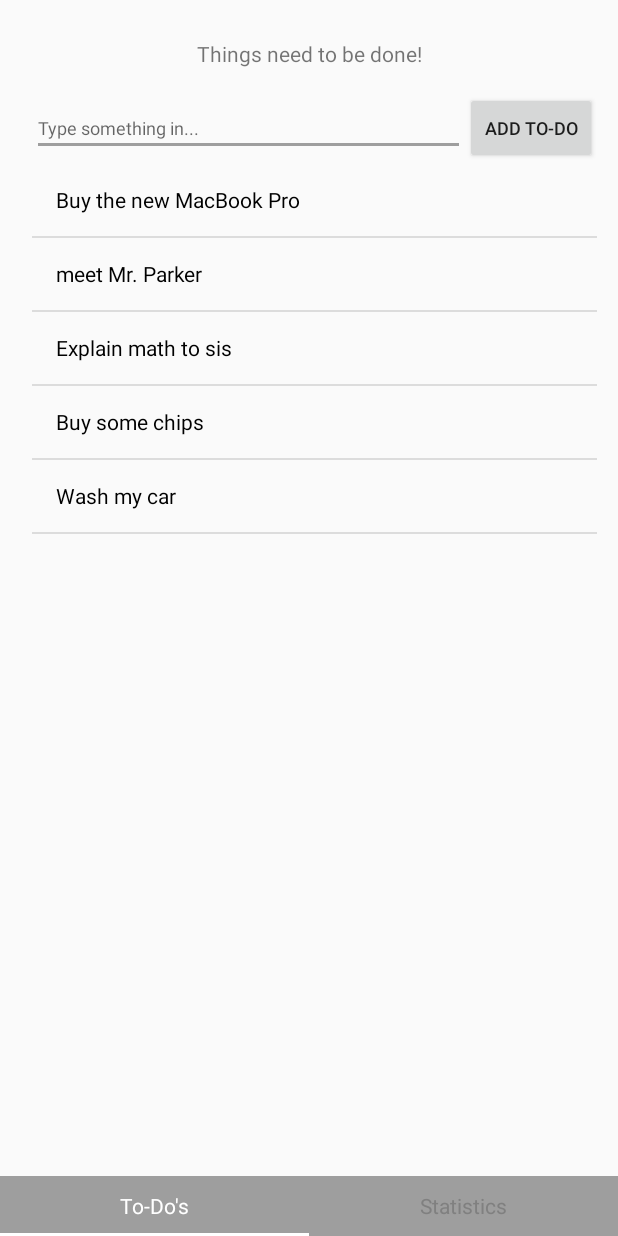
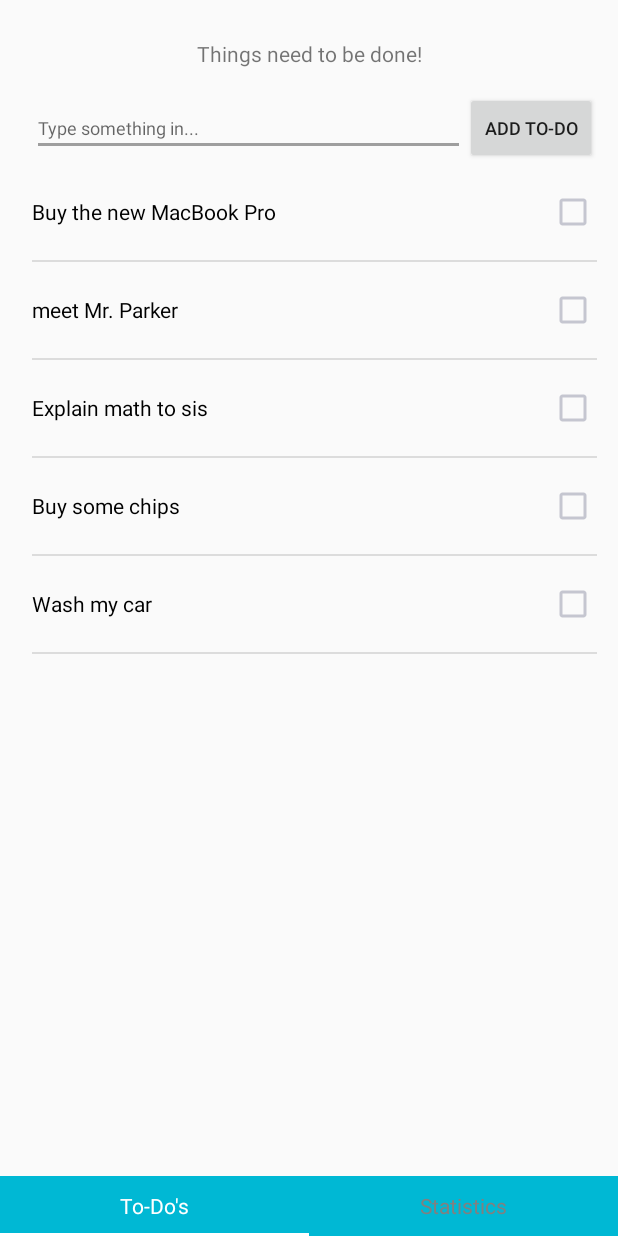
Before and after one commit to tran1013/ToDo-Android-Prototype, an Android app: the screen it shows after launch (MainActivity), after a tap on "ADD TO-DO", on a phone screen of 412 x 824 dp. Run offline under Robolectric (Android 15) with nearby library versions, the phone set to English and light mode, and no system bars; libraries missing offline, so code that uses them is left out: com.github.mikephil.charting; 15 statements that could not run were skipped.

```diff
--- a/app/src/main/java/com/example/duc/todoapp/Fragment/StatisticsFragment.java
+++ b/app/src/main/java/com/example/duc/todoapp/Fragment/StatisticsFragment.java
@@ -31,16 +31,14 @@ public class StatisticsFragment extends Fragment {
         PieChart chart = (PieChart) view.findViewById(R.id.pieChartView);
 
         ArrayList<Entry> entries = new ArrayList<>();
-        entries.add(new Entry(30, 0));
-        entries.add(new Entry(70, 1));
-
+        entries.add(new Entry(10, 0));
+        entries.add(new Entry(90, 1));
 
         PieDataSet dataset = new PieDataSet(entries, "");
 
         ArrayList<String> labels = new ArrayList<String>();
         labels.add("Done");
         labels.add("Undone");
-
 
         PieData data = new PieData(labels, dataset);
         dataset.setColors(ColorTemplate.COLORFUL_COLORS); //
@@ -55,12 +53,11 @@ public class StatisticsFragment extends Fragment {
         return view;
     }
 
-    public void setLabels(View view, ArrayList<Entry> entries)
-    {
+    public void setLabels(View view, ArrayList<Entry> entries) {
         TextView doneLabel = (TextView) view.findViewById(R.id.donePercTextView);
-        doneLabel.setText("blabla");
+        doneLabel.setText(Float.toString(entries.get(0).getVal()) + "%");
 
         TextView undoneLabel = (TextView) view.findViewById(R.id.undonePercTextView);
-        undoneLabel.setText("huhu");
+        undoneLabel.setText(Float.toString(entries.get(1).getVal()) + "%");
     }
 }
--- a/app/src/main/java/com/example/duc/todoapp/Fragment/ToDoListFragment.java
+++ b/app/src/main/java/com/example/duc/todoapp/Fragment/ToDoListFragment.java
@@ -6,6 +6,7 @@ import android.support.v4.app.Fragment;
 import android.os.Bundle;
 import android.support.annotation.Nullable;
 import android.support.v7.app.AlertDialog;
+import android.view.Gravity;
 import android.view.LayoutInflater;
 import android.view.View;
 import android.view.ViewGroup;
@@ -17,8 +18,9 @@ import android.widget.EditText;
 import android.widget.ListView;
 import android.widget.Toast;
 
+import com.example.duc.todoapp.Mock.Mockdata;
+import com.example.duc.todoapp.Model.ToDoItem;
 import com.example.duc.todoapp.R;
-import com.example.duc.todoapp.View.MainActivity;
 
 import java.util.ArrayList;
 import java.util.Arrays;
@@ -29,12 +31,22 @@ import java.util.Arrays;
 
 public class ToDoListFragment extends Fragment {
 
+    //ArrayList<ToDoItem> values = (new Mockdata()).getItems();
+
     ArrayList<String> values = new ArrayList<String>(Arrays.asList("Buy the new MacBook Pro", "meet Mr. Parker", "Explain math to sis", "Buy some chips", "Wash my car"
     ));
 
     @Nullable
     @Override
     public View onCreateView(LayoutInflater inflater, ViewGroup container, Bundle savedInstanceState) {
+//        final ArrayList<ToDoItem> values = (new Mockdata()).getItems();
+//        ArrayList<String> items = new ArrayList<>();
+//
+//        for(ToDoItem item : values){
+//            items.add(item.getItem());
+//        }
+
+
         View view = inflater.inflate(R.layout.fragment_todolist, container, false);
 
         final ArrayAdapter<String> myAdapter = new ArrayAdapter<>(getContext().getApplicationContext(), R.layout.listrow, values);
@@ -42,7 +54,7 @@ public class ToDoListFragment extends Fragment {
         final EditText inputText = (EditText) view.findViewById(R.id.inputText);
         Button addBtn = (Button) view.findViewById(R.id.addBtn);
 
-        ListView listView = (ListView) view.findViewById(R.id.toDoListView);
+        final ListView listView = (ListView) view.findViewById(R.id.toDoListView);
 
         listView.setAdapter(myAdapter);
 
@@ -78,16 +90,29 @@ public class ToDoListFragment extends Fragment {
             public void onClick(View v) {
                 dismissKeyboard();
                 if (inputText.getText().toString().isEmpty()) {
-                    Toast.makeText(getContext().getApplicationContext(), getString(R.string.inputEmpty), Toast.LENGTH_LONG).show();
+                    Toast toast = Toast.makeText(getContext().getApplicationContext(), getString(R.string.inputEmpty), Toast.LENGTH_SHORT);
+                    toast.setGravity(Gravity.CENTER_HORIZONTAL | Gravity.CENTER_HORIZONTAL, 0, 0);
+                    toast.show();
                 } else {
                     values.add(inputText.getText().toString());
+                    //values.add(new ToDoItem(inputText.getText().toString(), false));
                     myAdapter.notifyDataSetChanged();
                     inputText.getText().clear();
                 }
             }
         });
 
+        listView.setOnItemClickListener(new AdapterView.OnItemClickListener() {
+            @Override
+            public void onItemClick(AdapterView<?> adapterView, View view, int i, long l) {
+                System.out.println("CLICK");
+                //TODO: Mark todos as false or true
+
+            }
+        });
+
         return view;
+
     }
 
     public void dismissKeyboard() {
--- a/app/src/main/java/com/example/duc/todoapp/Service/Pager.java
+++ b/app/src/main/java/com/example/duc/todoapp/Service/Pager.java
@@ -44,4 +44,6 @@ public class Pager extends FragmentStatePagerAdapter {
     public int getCount() {
         return tabCount;
     }
+
+
 }
--- a/app/src/main/java/com/example/duc/todoapp/View/MainActivity.java
+++ b/app/src/main/java/com/example/duc/todoapp/View/MainActivity.java
@@ -40,7 +40,6 @@ public class MainActivity extends AppCompatActivity implements TabLayout.OnTabSe
 
     @Override
     public void onTabSelected(TabLayout.Tab tab) {
-
         viewPager.setCurrentItem(tab.getPosition());
     }
 
--- a/app/src/main/res/layout/activity_main.xml
+++ b/app/src/main/res/layout/activity_main.xml
@@ -18,7 +18,7 @@
         android:id="@+id/tabLayout"
         android:layout_width="match_parent"
         android:layout_height="40dp"
-        android:background="#9E9E9E"
+        android:background="#00B8D4"
         android:theme="@style/ThemeOverlay.AppCompat.Dark.ActionBar"
         app:tabIndicatorColor="@android:color/white"
         app:tabTextAppearance="@android:style/TextAppearance.Widget.TabWidget"/>
--- a/app/src/main/res/layout/fragment_todolist.xml
+++ b/app/src/main/res/layout/fragment_todolist.xml
@@ -45,5 +45,6 @@
         android:layout_alignEnd="@+id/addBtn"
         android:layout_below="@+id/addBtn"
         android:layout_height="match_parent"
-        android:id="@+id/toDoListView" />
+        android:id="@+id/toDoListView"
+        android:choiceMode="multipleChoice"/>
 </RelativeLayout>
--- a/app/src/main/res/layout/listrow.xml
+++ b/app/src/main/res/layout/listrow.xml
@@ -1,12 +1,12 @@
 <?xml version="1.0" encoding="utf-8"?>
-<TextView xmlns:android="http://schemas.android.com/apk/res/android"
-    android:id="@android:id/text1"
-    android:layout_width="match_parent"
-    android:layout_height="wrap_content"
-    android:textAppearance="?android:attr/textAppearanceListItemSmall"
+
+<CheckedTextView xmlns:android="http://schemas.android.com/apk/res/android"
+    android:id="@+id/rowItem"
+    android:layout_width="fill_parent"
+    android:layout_height="?android:attr/listPreferredItemHeight"
+    android:textSize="14sp"
     android:gravity="center_vertical"
-    android:paddingStart="?android:attr/listPreferredItemPaddingStart"
-    android:paddingEnd="?android:attr/listPreferredItemPaddingEnd"
-    android:minHeight="?android:attr/listPreferredItemHeightSmall"
-    android:textColor="@android:color/black"
-    android:textSize="14sp" />
+    android:checkMark="?android:attr/listChoiceIndicatorMultiple"
+    android:checked="false"
+    android:textColor="#000000"
+    />
```
Also changed, not shown: app/src/main/java/com/example/duc/todoapp/Mock/Mockdata.java (added, +31 -0 lines), app/src/main/java/com/example/duc/todoapp/Model/Constants.java (added, +11 -0 lines), app/src/main/java/com/example/duc/todoapp/Model/ToDoItem.java (added, +31 -0 lines).
